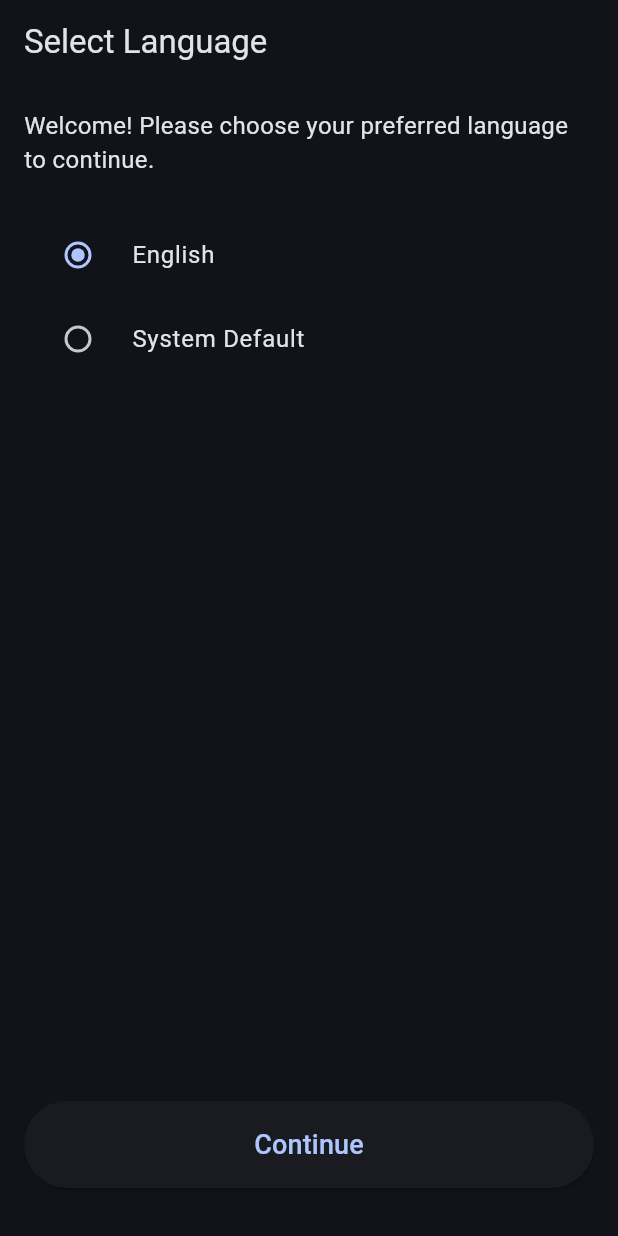
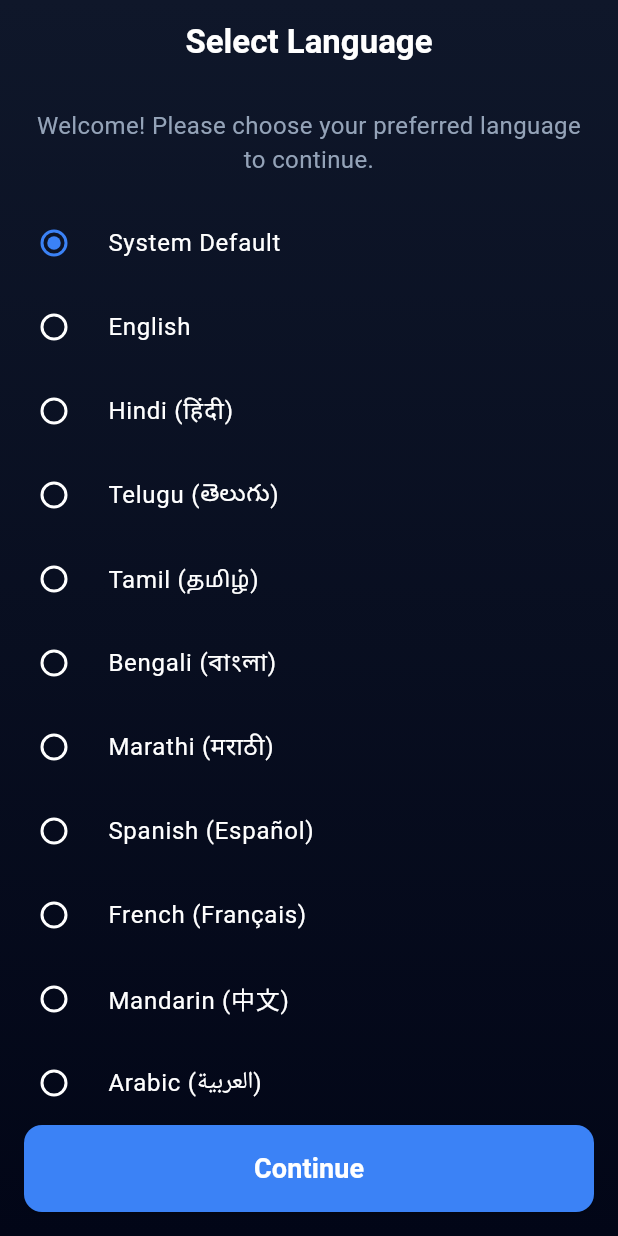
Before and after one commit to MeghrajGoudThigulla/assistive-touch-android, a Flutter app: the screen it shows after launch, on a phone screen of 412 x 824 dp. Run offline on Flutter 3.47's test engine with Material 3 defaults, Android fonts, the phone set to English and light mode, and no system bars; drawn by our look-alikes of flutter_animate; our stand-ins replace shared_preferences.

Commit message:
feat: apply PRD strict color palette, flutter_animate, and expand languages

```diff
--- a/lib/main.dart
+++ b/lib/main.dart
@@ -24,19 +24,31 @@ class AssistiveTouchApp extends StatelessWidget {
     return MaterialApp(
       title: 'Assistive Touch',
       theme: ThemeData(
-        colorScheme: ColorScheme.fromSeed(
-          seedColor: Colors.blueAccent,
-          brightness: Brightness.dark,
+        useMaterial3: true,
+        scaffoldBackgroundColor: const Color(0xFF0F172A), // Slate 900
+        colorScheme: const ColorScheme.dark(
+          primary: Color(0xFF3B82F6), // Blue 500
+          onPrimary: Colors.white,
+          surface: Color(0xFF0F172A),
+          onSurface: Colors.white,
         ),
-        useMaterial3: true,
+        textTheme: const TextTheme(
+          bodyMedium: TextStyle(color: Colors.white),
+          bodySmall: TextStyle(color: Color(0xFF94A3B8)), // Slate 400
+        ),
+        appBarTheme: const AppBarTheme(
+          backgroundColor: Colors.transparent,
+          elevation: 0,
+          foregroundColor: Colors.white,
+        ),
       ),
       initialRoute: hasSelectedLang ? '/home' : '/language',
       routes: {
-        '/language': (context) => LanguageSelectionScreen(),
-        '/home': (context) => HomeScreen(),
-        '/customize_panel': (context) => CustomizePanelScreen(),
-        '/customize_icon': (context) => CustomizeIconScreen(),
-        '/settings': (context) => SettingsScreen(),
+        '/language': (context) => const LanguageSelectionScreen(),
+        '/home': (context) => const HomeScreen(),
+        '/customize_panel': (context) => const CustomizePanelScreen(),
+        '/customize_icon': (context) => const CustomizeIconScreen(),
+        '/settings': (context) => const SettingsScreen(),
       },
       debugShowCheckedModeBanner: false,
     );
--- a/lib/screens/language_selection_screen.dart
+++ b/lib/screens/language_selection_screen.dart
@@ -1,5 +1,7 @@
 import 'package:flutter/material.dart';
 import 'package:shared_preferences/shared_preferences.dart';
+import 'package:flutter_animate/flutter_animate.dart';
+import '../widgets/app_scaffold.dart';
 
 class LanguageSelectionScreen extends StatefulWidget {
   const LanguageSelectionScreen({super.key});
@@ -9,7 +11,22 @@ class LanguageSelectionScreen extends StatefulWidget {
 }
 
 class _LanguageSelectionScreenState extends State<LanguageSelectionScreen> {
-  String _selectedLanguage = 'English';
+  String _selectedLanguage = 'System Default';
+
+  final List<String> _languages = [
+    'System Default',
+    'English',
+    'Hindi (हिंदी)',
+    'Telugu (తెలుగు)',
+    'Tamil (தமிழ்)',
+    'Bengali (বাংলা)',
+    'Marathi (मराठी)',
+    'Spanish (Español)',
+    'French (Français)',
+    'Mandarin (中文)',
+    'Arabic (العربية)',
+    'German (Deutsch)',
+  ];
 
   Future<void> _saveAndContinue() async {
     final prefs = await SharedPreferences.getInstance();
@@ -23,43 +40,56 @@ class _LanguageSelectionScreenState extends State<LanguageSelectionScreen> {
 
   @override
   Widget build(BuildContext context) {
-    return Scaffold(
-      appBar: AppBar(title: const Text('Select Language')),
-      body: Padding(
-        padding: const EdgeInsets.all(16.0),
-        child: Column(
-          children: [
-            const Text(
+    return AppScaffold(
+      title: 'Select Language',
+      body: Column(
+        children: [
+          const Padding(
+            padding: EdgeInsets.all(16.0),
+            child: Text(
               'Welcome! Please choose your preferred language to continue.',
-              style: TextStyle(fontSize: 16),
+              style: TextStyle(fontSize: 16, color: Color(0xFF94A3B8)), // Slate 400
+              textAlign: TextAlign.center,
             ),
-            const SizedBox(height: 24),
-            RadioListTile<String>(
-              title: const Text('English'),
-              value: 'English',
-              groupValue: _selectedLanguage,
-              onChanged: (val) => setState(() => _selectedLanguage = val!),
+          ).animate().fade(duration: 400.ms).slideY(begin: 0.2),
+
+          Expanded(
+            child: ListView.builder(
+              padding: const EdgeInsets.symmetric(horizontal: 16),
+              itemCount: _languages.length,
+              itemBuilder: (context, index) {
+                final lang = _languages[index];
+                return RadioListTile<String>(
+                  title: Text(lang, style: const TextStyle(fontSize: 16, color: Colors.white)),
+                  value: lang,
+                  groupValue: _selectedLanguage,
+                  onChanged: (val) => setState(() => _selectedLanguage = val!),
+                  activeColor: Theme.of(context).colorScheme.primary,
+                  contentPadding: EdgeInsets.zero,
+                ).animate(delay: (50 * index).ms).fade().slideX(begin: 0.1);
+              },
             ),
-            RadioListTile<String>(
-              title: const Text('System Default'),
-              value: 'System Default',
-              groupValue: _selectedLanguage,
-              onChanged: (val) => setState(() => _selectedLanguage = val!),
-            ),
-            const Spacer(),
-            SizedBox(
+          ),
+
+          Padding(
+            padding: const EdgeInsets.all(16.0),
+            child: SizedBox(
               width: double.infinity,
               child: ElevatedButton(
                 onPressed: _saveAndContinue,
                 style: ElevatedButton.styleFrom(
+                  backgroundColor: Theme.of(context).colorScheme.primary,
+                  foregroundColor: Colors.white,
                   padding: const EdgeInsets.symmetric(vertical: 16),
+                  shape: RoundedRectangleBorder(
+                    borderRadius: BorderRadius.circular(12),
+                  ),
                 ),
-                child: const Text('Continue', style: TextStyle(fontSize: 18)),
-              ),
+                child: const Text('Continue', style: TextStyle(fontSize: 18, fontWeight: FontWeight.bold)),
+              ).animate().fade(delay: 600.ms).scale(),
             ),
-            const SizedBox(height: 16),
-          ],
-        ),
+          ),
+        ],
       ),
     );
   }
--- /dev/null
+++ b/lib/widgets/app_scaffold.dart
@@ -0,0 +1,46 @@
+import 'package:flutter/material.dart';
+
+class AppScaffold extends StatelessWidget {
+  final Widget body;
+  final String title;
+
+  const AppScaffold({
+    super.key,
+    required this.body,
+    required this.title,
+  });
+
+  @override
+  Widget build(BuildContext context) {
+    return Scaffold(
+      backgroundColor: const Color(0xFF0F172A), // Slate 900 fallback
+      body: Container(
+        width: double.infinity,
+        height: double.infinity,
+        decoration: const BoxDecoration(
+          gradient: LinearGradient(
+            begin: Alignment.topCenter,
+            end: Alignment.bottomCenter,
+            colors: [
+              Color(0xFF0F172A), // Slate 900
+              Color(0xFF020617), // Slate 950
+            ],
+          ),
+        ),
+        child: SafeArea(
+          child: Column(
+            children: [
+              AppBar(
+                title: Text(title, style: const TextStyle(fontWeight: FontWeight.bold)),
+                backgroundColor: Colors.transparent,
+                elevation: 0,
+                centerTitle: true,
+              ),
+              Expanded(child: body),
+            ],
+          ),
+        ),
+      ),
+    );
+  }
+}
--- a/pubspec.yaml
+++ b/pubspec.yaml
@@ -32,6 +32,7 @@ dependencies:
     sdk: flutter
   shared_preferences: ^2.2.2
   url_launcher: ^6.2.5
+  flutter_animate: ^4.5.0
 
   # The following adds the Cupertino Icons font to your application.
   # Use with the CupertinoIcons class for iOS style icons.
```
Also changed, not shown: lib/screens/customize_icon_screen.dart (+18 -17 lines), lib/screens/customize_panel_screen.dart (+24 -14 lines), lib/screens/home_screen.dart (+27 -19 lines), lib/screens/settings_screen.dart (+23 -21 lines).
